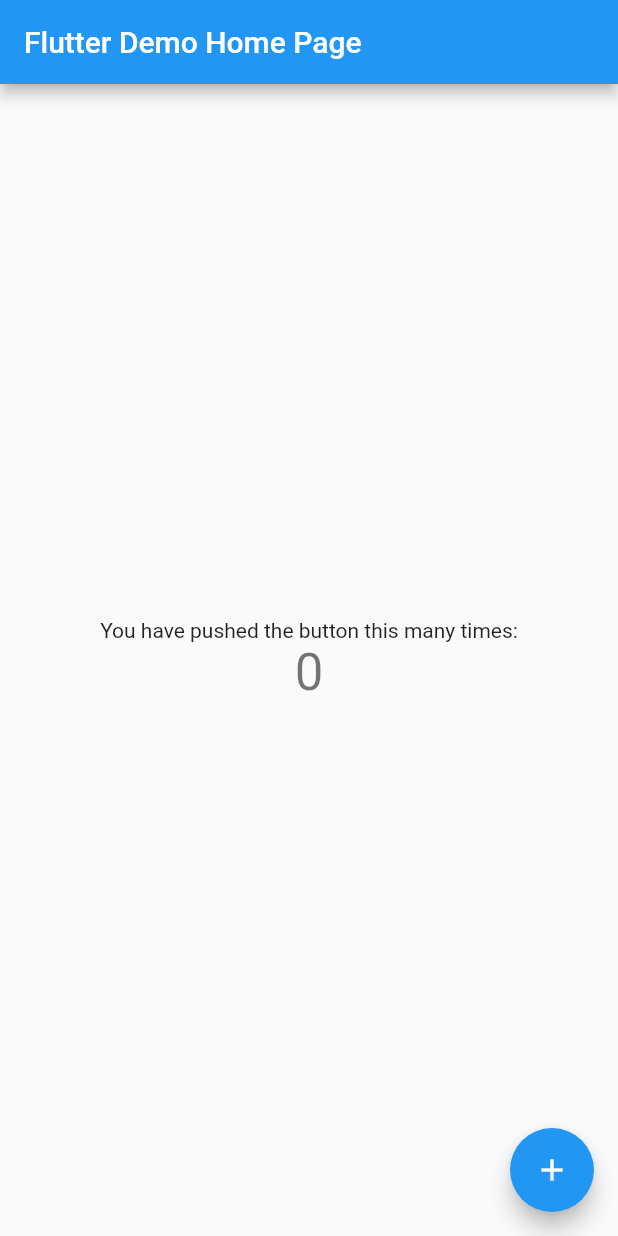
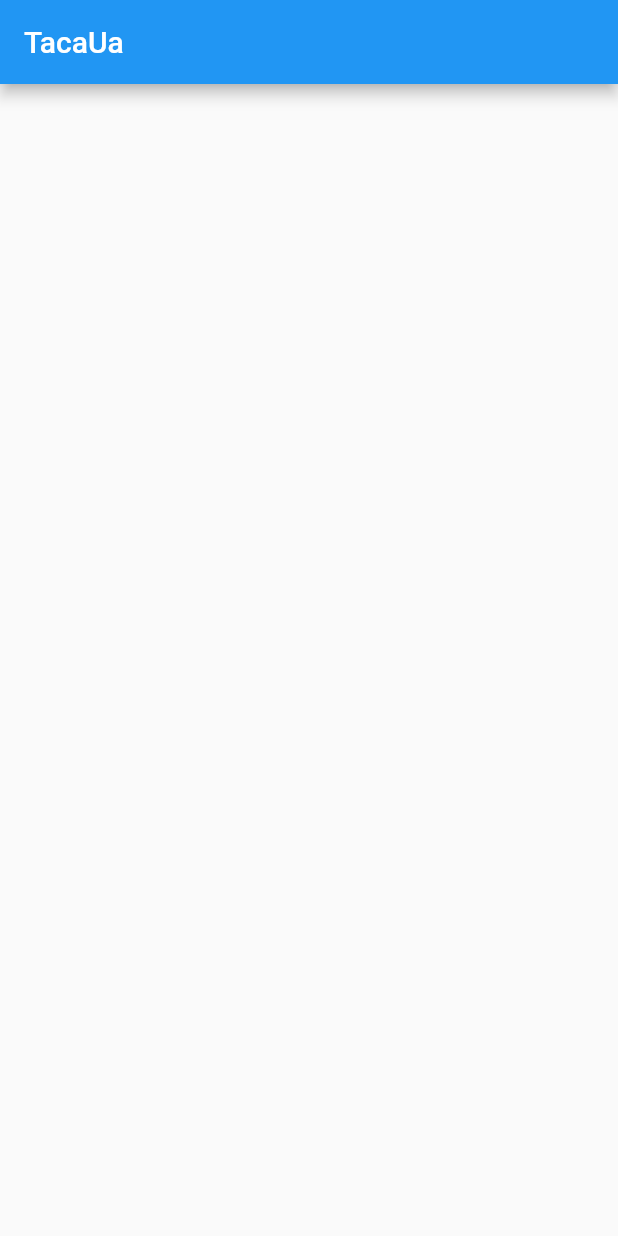
Before and after one commit to DuarteCruz31/TacaUA_IHC, a Flutter app: the screen it shows after launch, on a phone screen of 412 x 824 dp. Run offline on Flutter 3.47's test engine with Material 2 defaults, Android fonts, the phone set to English and light mode, and no system bars.

Commit message:
Inicio da app

```diff
--- a/tacaua/lib/main.dart
+++ b/tacaua/lib/main.dart
@@ -5,111 +5,32 @@
 }
 
 class MyApp extends StatelessWidget {
-  const MyApp({super.key});
+  const MyApp({Key? key}) : super(key: key);
 
-  // This widget is the root of your application.
   @override
   Widget build(BuildContext context) {
-    return MaterialApp(
-      title: 'Flutter Demo',
-      theme: ThemeData(
-        // This is the theme of your application.
-        //
-        // Try running your application with "flutter run". You'll see the
-        // application has a blue toolbar. Then, without quitting the app, try
-        // changing the primarySwatch below to Colors.green and then invoke
-        // "hot reload" (press "r" in the console where you ran "flutter run",
-        // or simply save your changes to "hot reload" in a Flutter IDE).
-        // Notice that the counter didn't reset back to zero; the application
-        // is not restarted.
-        primarySwatch: Colors.blue,
-      ),
-      home: const MyHomePage(title: 'Flutter Demo Home Page'),
+    return const MaterialApp(
+      debugShowCheckedModeBanner: false,
+      title: 'TacaUa',
+      home: RootPage(),
     );
   }
 }
 
-class MyHomePage extends StatefulWidget {
-  const MyHomePage({super.key, required this.title});
-
-  // This widget is the home page of your application. It is stateful, meaning
-  // that it has a State object (defined below) that contains fields that affect
-  // how it looks.
-
-  // This class is the configuration for the state. It holds the values (in this
-  // case the title) provided by the parent (in this case the App widget) and
-  // used by the build method of the State. Fields in a Widget subclass are
-  // always marked "final".
-
-  final String title;
+class RootPage extends StatefulWidget {
+  const RootPage({Key? key}) : super(key: key);
 
   @override
-  State<MyHomePage> createState() => _MyHomePageState();
+  State<RootPage> createState() => _RootPageState();
 }
 
-class _MyHomePageState extends State<MyHomePage> {
-  int _counter = 0;
-
-  void _incrementCounter() {
-    setState(() {
-      // This call to setState tells the Flutter framework that something has
-      // changed in this State, which causes it to rerun the build method below
-      // so that the display can reflect the updated values. If we changed
-      // _counter without calling setState(), then the build method would not be
-      // called again, and so nothing would appear to happen.
-      _counter++;
-    });
-  }
-
+class _RootPageState extends State<RootPage> {
   @override
   Widget build(BuildContext context) {
-    // This method is rerun every time setState is called, for instance as done
-    // by the _incrementCounter method above.
-    //
-    // The Flutter framework has been optimized to make rerunning build methods
-    // fast, so that you can just rebuild anything that needs updating rather
-    // than having to individually change instances of widgets.
     return Scaffold(
       appBar: AppBar(
-        // Here we take the value from the MyHomePage object that was created by
-        // the App.build method, and use it to set our appbar title.
-        title: Text(widget.title),
+        title: const Text('TacaUa'),
       ),
-      body: Center(
-        // Center is a layout widget. It takes a single child and positions it
-        // in the middle of the parent.
-        child: Column(
-          // Column is also a layout widget. It takes a list of children and
-          // arranges them vertically. By default, it sizes itself to fit its
-          // children horizontally, and tries to be as tall as its parent.
-          //
-          // Invoke "debug painting" (press "p" in the console, choose the
-          // "Toggle Debug Paint" action from the Flutter Inspector in Android
-          // Studio, or the "Toggle Debug Paint" command in Visual Studio Code)
-          // to see the wireframe for each widget.
-          //
-          // Column has various properties to control how it sizes itself and
-          // how it positions its children. Here we use mainAxisAlignment to
-          // center the children vertically; the main axis here is the vertical
-          // axis because Columns are vertical (the cross axis would be
-          // horizontal).
-          mainAxisAlignment: MainAxisAlignment.center,
-          children: <Widget>[
-            const Text(
-              'You have pushed the button this many times:',
-            ),
-            Text(
-              '$_counter',
-              style: Theme.of(context).textTheme.headlineMedium,
-            ),
-          ],
-        ),
-      ),
-      floatingActionButton: FloatingActionButton(
-        onPressed: _incrementCounter,
-        tooltip: 'Increment',
-        child: const Icon(Icons.add),
-      ), // This trailing comma makes auto-formatting nicer for build methods.
     );
   }
 }
```
